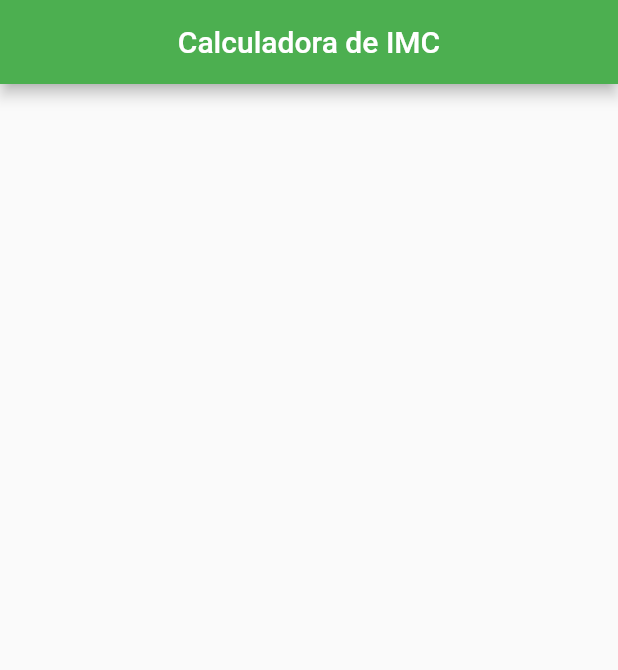
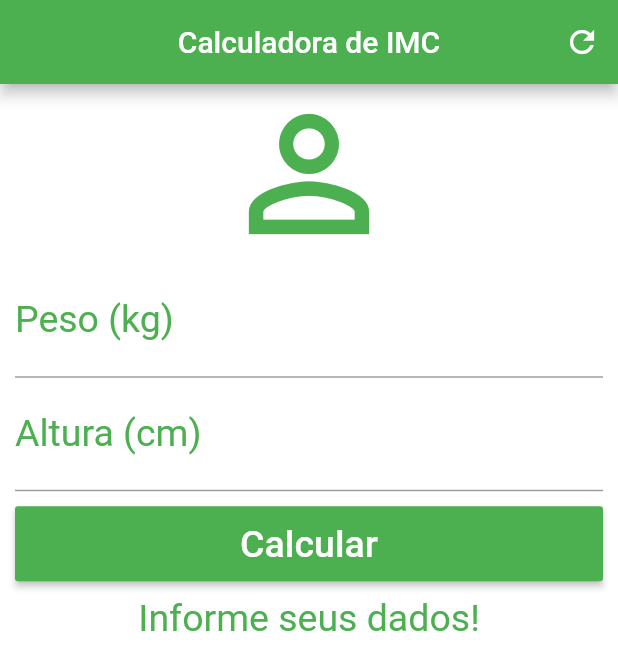
Before and after one commit to rafaelitajahy/flutter-examples, a Flutter app: the screen it shows after launch, on a phone screen of 412 x 824 dp. Shown: the top 670 px of the screen. Run offline on Flutter 3.47's test engine with Material 2 defaults, Android fonts, the phone set to English and light mode, and no system bars.

Commit message:
Projeto Calculo de IMC concluido; Adicionado os projetos: Opacity-animation e Page-route-animation

```diff
--- a/calculo_imc/lib/main.dart
+++ b/calculo_imc/lib/main.dart
@@ -1,6 +1,6 @@
 import 'package:flutter/material.dart';
 
-void main(){
+void main() {
   runApp(MaterialApp(
     title: 'Calculadora de IMC',
     home: Home(),
@@ -13,17 +13,127 @@ class Home extends StatefulWidget {
 }
 
 class _HomeState extends State<Home> {
+  TextEditingController weightController = TextEditingController();
+  TextEditingController heightController = TextEditingController();
+
+  GlobalKey<FormState> _formKey = GlobalKey<FormState>();
+
+  String _infoText = 'Informe seus dados!';
+
+  void _reserFields() {
+    setState(() {
+      _infoText = 'Informe seus dados!';
+      _formKey = GlobalKey<FormState>();
+    });
+    weightController.text = '';
+    heightController.text = '';
+  }
+
+  void _calculate() {
+    setState(() {
+      double weight = double.parse(weightController.text);
+      double height = double.parse(heightController.text) / 100;
+      double imc = weight / (height * height);
+      check_imc(imc);
+    });
+  }
+
+  void check_imc(double imc) {
+    if (imc < 18.6) {
+      _infoText = 'Abaixo do Peso (${imc.toStringAsPrecision(4)})';
+    } else if (imc >= 18.6 && imc < 24.9) {
+      _infoText = 'Peso Ideal (${imc.toStringAsPrecision(4)})';
+    } else if (imc >= 24.9 && imc < 29.9) {
+      _infoText = 'Levemente Acima do Peso (${imc.toStringAsPrecision(4)})';
+    } else if (imc >= 29.9 && imc < 34.9) {
+      _infoText = 'Obesidade Grau I (${imc.toStringAsPrecision(4)})';
+    } else if (imc >= 34.9 && imc < 39.9) {
+      _infoText = 'Obesidade Grau II (${imc.toStringAsPrecision(4)})';
+    } else if (imc >= 40) {
+      _infoText = 'Obesidade Grau III (${imc.toStringAsPrecision(4)})';
+    }
+  }
+
   @override
   Widget build(BuildContext context) {
     return Scaffold(
-      appBar: AppBar(
-        title: Text('Calculadora de IMC'),
-        centerTitle: true,
-        backgroundColor: Colors.green,
+        appBar: AppBar(
+          title: Text('Calculadora de IMC'),
+          centerTitle: true,
+          backgroundColor: Colors.green,
+          actions: <Widget>[
+            IconButton(
+              icon: Icon(Icons.refresh),
+              onPressed: _reserFields,
+            )
+          ],
         ),
-      body: Column(children: <Widget>[
-
-      ],),
-    );
+        backgroundColor: Colors.white,
+        body: SingleChildScrollView(
+            padding: EdgeInsets.fromLTRB(10.0, 0.0, 10.0, 0.0),
+            child: Form(
+              key: _formKey,
+              child: Column(
+                crossAxisAlignment: CrossAxisAlignment.stretch,
+                children: <Widget>[
+                  Icon(
+                    Icons.person_outline,
+                    size: 120.0,
+                    color: Colors.green,
+                  ),
+                  TextFormField(
+                    keyboardType: TextInputType.number,
+                    decoration: InputDecoration(
+                        labelText: 'Peso (kg)',
+                        labelStyle: TextStyle(color: Colors.green)),
+                    textAlign: TextAlign.center,
+                    style: TextStyle(color: Colors.green, fontSize: 25.0),
+                    controller: weightController,
+                    validator: (value){
+                      if (value.isEmpty){
+                        return 'Insira seu Peso!';
+                      }
+                    },
+                  ),
+                  TextFormField(
+                    keyboardType: TextInputType.number,
+                    decoration: InputDecoration(
+                        labelText: 'Altura (cm)',
+                        labelStyle: TextStyle(color: Colors.green)),
+                    textAlign: TextAlign.center,
+                    style: TextStyle(color: Colors.green, fontSize: 25.0),
+                    controller: heightController,
+                    validator: (value){
+                      if (value.isEmpty){
+                        return 'Insira sua Altura!';
+                      }
+                    },
+                  ),
+                  Padding(
+                    padding: EdgeInsets.only(top: 10.0, bottom: 10.0),
+                    child: Container(
+                      height: 50.0,
+                      child: RaisedButton(
+                        onPressed: (){
+                          if (_formKey.currentState.validate()){
+                            _calculate();
+                          }
+                        },
+                        child: Text(
+                          'Calcular',
+                          style: TextStyle(color: Colors.white, fontSize: 25.0),
+                        ),
+                        color: Colors.green,
+                      ),
+                    ),
+                  ),
+                  Text(
+                    _infoText,
+                    textAlign: TextAlign.center,
+                    style: TextStyle(color: Colors.green, fontSize: 25.0),
+                  )
+                ],
+              ),
+            )));
   }
 }
```
Also changed, not shown: opacity_animation/lib/main.dart (added, +56 -0 lines), opacity_animation/pubspec.yaml (added, +72 -0 lines), page_route_animation/lib/main.dart (added, +60 -0 lines), page_route_animation/pubspec.yaml (added, +72 -0 lines), 107 other files.
